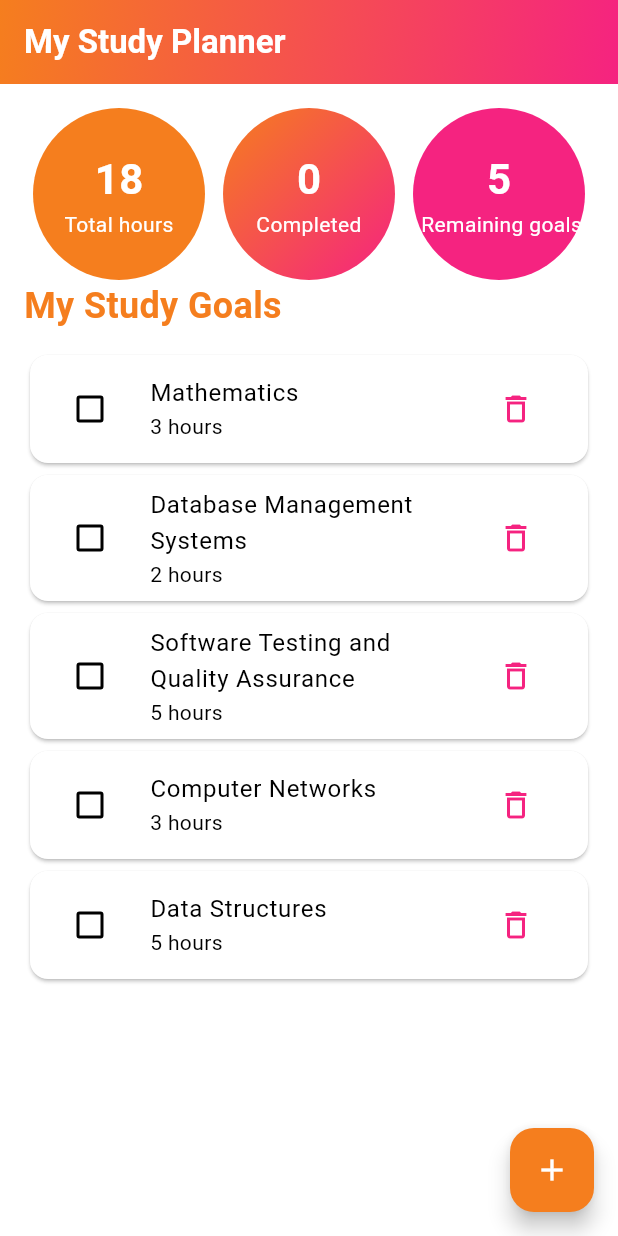
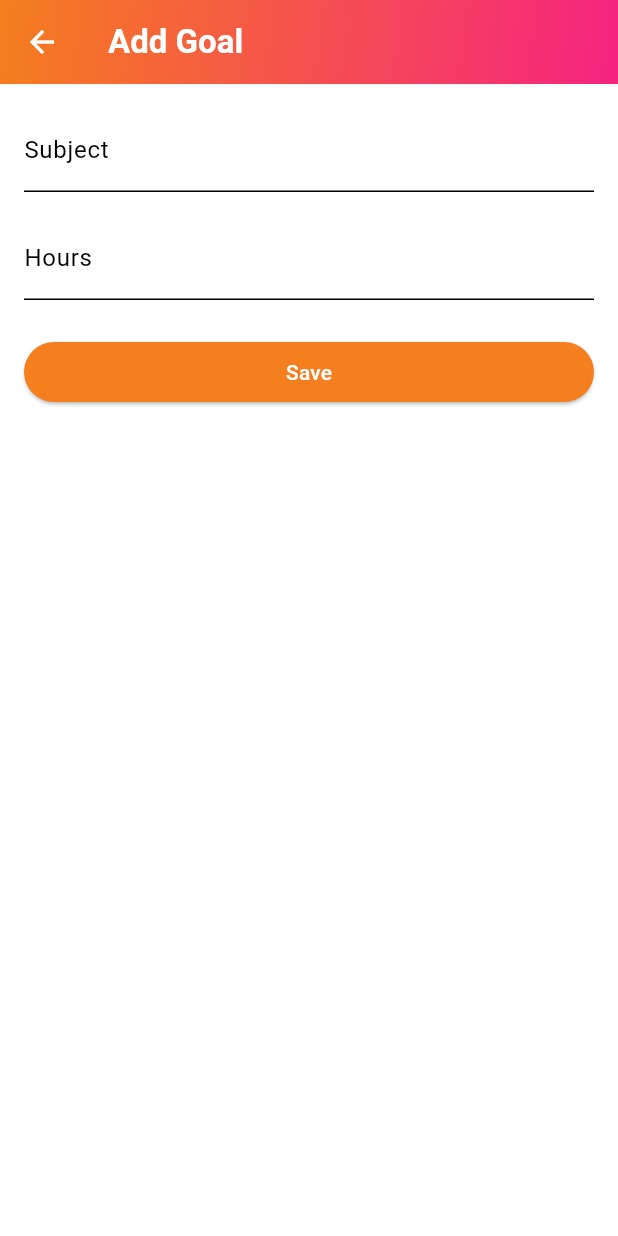
Before and after one commit to asmaatagelsir/Study-Planner, a Flutter app: the screen it shows after launch, after a tap on the "delete outline" icon, after a tap on the "add" icon, on a phone screen of 412 x 824 dp. Run offline on Flutter 3.47's test engine with Material 3 defaults, Android fonts, the phone set to English and light mode, and no system bars; Roboto replaces fonts that are missing (georgia).

Commit message:
added an AddGoalScreen form with validation and shared gradient app bar for the home screen and addgoalscreen

```diff
--- a/lib/main.dart
+++ b/lib/main.dart
@@ -1,5 +1,6 @@
 import 'package:flutter/material.dart';
 
+//STATIC: colors used
 const Color pantoneOrange = Color(0xFFF57E1E);
 const Color neonPink = Color(0xFFF52380);
 const LinearGradient pinkGradient = LinearGradient(
@@ -13,13 +14,24 @@ const LinearGradient mixGradien = LinearGradient(
   begin: Alignment.topLeft,
   end: Alignment.bottomRight,
 );
+
+AppBar gradienAppBar (String title){
+  return AppBar(
+    title: Text(title, style: const TextStyle(fontWeight: FontWeight.bold, fontFamily: 'georgia' ),),
+    backgroundColor: Colors.transparent,
+    foregroundColor: Colors.white,
+    flexibleSpace: Container(
+      decoration: const BoxDecoration(gradient: mixGradien),
+    ),
+  );
+}
+
 void main() {
   runApp(const MyApp());
 }
 
 class MyApp extends StatelessWidget {
   const MyApp({super.key});
-  @override
   Widget build(BuildContext context) {
     return MaterialApp(
       title: 'My Study Planner',
@@ -34,7 +46,7 @@ class MyApp extends StatelessWidget {
     );
   }
 }
-
+// hhome screen
 class HomePage extends StatefulWidget {
   const HomePage({super.key});
 
@@ -55,62 +67,36 @@ class _HomePageState extends State<HomePage> {
     },
     {'subject': 'Computer Networks', 'hours': 3, 'done': false},
   ];
-  // LOGIC: three real subjects the floating button can add, one after another
-  List<Map<String, dynamic>> sampleGoals = [
-    {'subject': 'Data Structures', 'hours': 5},
-    {'subject': 'Operating Systems', 'hours': 4},
-    {'subject': 'Web Development', 'hours': 2},
-  ];
-  int nextSample = 0;
-
-  // LOGIC: which card the mouse is on (null means none)
-  int? hoverdIndex;
-
-  // LOGIC: add the next sample goal (a new Map each time)
-  void addGoal() {
+  // LOGIC: open the second screen and wait for the result
+  Future<void> addGoal() async {
+    final result = await Navigator.push<Map<String, dynamic>>(
+      context,
+      MaterialPageRoute(builder: (context) => const AddGoalScreen()),
+    );
+    if (result == null) return;
+    if (!mounted) return;
     setState(() {
-      Map<String, dynamic> sample =
-          sampleGoals[nextSample % sampleGoals.length];
-      goals.add({
-        'subject': sample['subject'],
-        'hours': sample['hours'],
-        'done': false,
-      });
-      nextSample++;
+      goals.add(result);
     });
   }
-
   // LOGIC: flip done between true and false
   void toggleGoal(int index) {
     setState(() {
       goals[index]['done'] = !goals[index]['done'];
     });
   }
-
-  // LOGIC: remove one goal
+  // LOGIC: remove function
   void deleteGoal(int index) {
     setState(() {
       goals.removeAt(index);
-      hoverdIndex = null;
     });
   }
-
-  // LOGIC: choose an icon from the subject name
-  IconData iconFor(String subject) {
-    String name = subject.toLowerCase();
-    if (name.contains('math')) return Icons.calculate;
-    if (name.contains('python') || name.contains('web')) return Icons.code;
-    if (name.contains('network')) return Icons.computer;
-    if (name.contains('test')) return Icons.science;
-    return Icons.book;
-  }
-
-  // LOGIC: sum of all hours (fold starts at 0 and adds each goal's hours)
+  // LOGIC: sum of all hours using fold
   int get totalHours {
     return goals.fold<int>(0, (sum, goal) => sum + (goal['hours'] as int));
   }
 
-  // LOGIC: goals where done is true, then count them
+  // LOGIC: completed goals function using where
   int get completeGoals {
     return goals.where((goal) => goal['done'] == true).length;
   }
@@ -124,64 +110,18 @@ class _HomePageState extends State<HomePage> {
   Widget build(BuildContext context) {
     return Scaffold(
       // STATIC: AppBar
-      appBar: AppBar(
-        title: const Text(
-          'My Study Planner',
-          style: TextStyle(fontWeight: FontWeight.bold, fontFamily: 'georgia'),
-        ),
-        backgroundColor: Colors.transparent,
-        foregroundColor: Colors.white,
-        flexibleSpace: Container(
-          decoration: const BoxDecoration(
-            gradient: LinearGradient(
-              colors: [pantoneOrange, neonPink],
-              begin: Alignment.topLeft,
-              end: Alignment.bottomRight,
-            ),
-          ),
-        ),
-      ),
-
+      appBar: gradienAppBar('My Study Planner'),
       body: Padding(
         padding: const EdgeInsets.all(16),
         child: Column(
           crossAxisAlignment: CrossAxisAlignment.start,
           children: [
-            // STATIC: Summary section (three circles from the same widget)
-            // CONNECTION: the numbers come from the LOGIC getters
+            // STATIC + CONNECTION: three circles, numbers from the getters
             Row(
               children: [
-                Expanded(
-                  child: Padding(
-                    padding: const EdgeInsets.symmetric(horizontal: 6),
-                    child: StatCircle(
-                      value: '$totalHours',
-                      label: 'Total hours',
-                      gradient: orangGradient,
-                    ),
-                  ),
-                ),
-                Expanded(
-                  child: Padding(
-                    padding: const EdgeInsets.symmetric(horizontal: 6),
-                    child: StatCircle(
-                      value: '$completeGoals',
-                      label: 'Completed',
-                      gradient: mixGradien,
-                    ),
-                  ),
-                ),
-                Expanded(
-                  child: Padding(
-                    padding: const EdgeInsets.symmetric(horizontal: 6),
-                    child: StatCircle(
-                      value: '$remaininGoals',
-                      label:' Remaining goals',
-                      gradient: pinkGradient,
-                    ),
-                  ),
-                ),
-
+                StatCircle(value: '$totalHours', label: 'Total hours', gradient: orangGradient),
+                StatCircle(value: '$completeGoals', label: 'Completed', gradient: mixGradien),
+                StatCircle(value: '$remaininGoals', label: 'Remaining', gradient: pinkGradient)
               ],
             ),
             // STATIC: Heading
@@ -196,7 +136,7 @@ class _HomePageState extends State<HomePage> {
             ),
             const SizedBox(height: 12),
 
-            // CONNECTION: ListView.builder makes one card for each goal Map
+            // CONNECTIOn: one card for each goal map or message if no goal
             Expanded(
               child: goals.isEmpty? const Center(
                 child: Text('No study goals yet. Start by adding your first goal!',textAlign: TextAlign.center,),
@@ -205,40 +145,36 @@ class _HomePageState extends State<HomePage> {
                 itemBuilder: (context, index) {
                   Map<String, dynamic> goal = goals[index];
                   bool done = goal['done'];
-                  bool hovered = hoverdIndex == index;
-
-                  // STATIC: goal card (hover shows the checkbox and delete button)
-                  return MouseRegion(
-                    onEnter: (_) => setState(() => hoverdIndex = index),
-                    onExit: (_) => setState(() {
-                      if(hoverdIndex== index) hoverdIndex = null;
-                    }) ,
-                    child: Card(
-                      color: hovered ? Colors.orange.shade50: done? Colors.grey.shade200: Colors.white,
-                      child: ListTile(
-                        onTap: () => toggleGoal(index),
-                        leading: Checkbox(value: done,
+                  return Card(
+                    color: done ? Colors.orange.shade100 : Colors.white,
+                    child: ListTile(
+                      onTap: () => toggleGoal(index),
+                      leading: Checkbox(
+                        value: done,
                         activeColor: neonPink,
-                        onChanged: (_) => toggleGoal(index)),
-
-                        title: Text(goal['subject'], style: TextStyle(decoration: done? TextDecoration.lineThrough: null),),
-                        subtitle: Text('${goal['hours']} hours'),
-                        trailing: IconButton(onPressed: () => deleteGoal(index), icon: const Icon(
-                          Icons.delete_outline, color: neonPink,
-                        ),),
+                        onChanged: (_) => toggleGoal(index),
+                      ),
+                      title: Text(
+                        goal['subject'],
+                        style: TextStyle(
+                          decoration: done ? TextDecoration.lineThrough : null,
+                        ),
+                      ),
+                      subtitle: Text('${goal['hours']} hours'),
+                      trailing: IconButton(
+                        onPressed: () => deleteGoal(index),
+                        icon: const Icon(Icons.delete_outline, color: neonPink),
                       ),
                     ),
                   );
-
                 },
               ),
             ),
           ],
         ),
       ),
-      // STATIC: FloatingActionButton
+      // STATIC + CONNECTION: the button opens the second screen
       floatingActionButton: FloatingActionButton(
-        // CONNECTION: pressing the button calls the LOGIC function addGoal
         onPressed: addGoal,
         backgroundColor: pantoneOrange,
         foregroundColor: Colors.white,
@@ -247,7 +183,7 @@ class _HomePageState extends State<HomePage> {
     );
   }
 }
-
+// STATIC: one stat circle
 class StatCircle extends StatelessWidget {
   final String value;
   final String label;
@@ -261,25 +197,89 @@ class StatCircle extends StatelessWidget {
   });
   @override
   Widget build(BuildContext context) {
-    return AspectRatio(
-      aspectRatio: 1,
-      child: Container(
-        decoration: BoxDecoration(shape: BoxShape.circle, gradient: gradient),
+    return Expanded(child: Padding(padding: const EdgeInsets.symmetric(horizontal: 6), child: AspectRatio(aspectRatio: 1, child: Container(decoration: BoxDecoration(shape: BoxShape.circle, gradient: gradient,),
+    child: Column(
+      mainAxisAlignment: MainAxisAlignment.center,
+      children: [
+        Text(value, style: const TextStyle(color: Colors.white, fontSize: 28, fontWeight: FontWeight.bold,),),
+        Text(label, textAlign: TextAlign.center, style: const TextStyle(color: Colors.white),),
+      ],
+    )
+    ),),),);
+  }
+}
+// STATIC: the second screen, stateful
+class AddGoalScreen extends StatefulWidget {
+  const AddGoalScreen({super.key});
+
+  @override
+  State<AddGoalScreen> createState() => _AddGoalScreenState();
+}
+class _AddGoalScreenState extends State<AddGoalScreen> {
+  // LOGIC: read what the user types, and hold the error message
+  final TextEditingController subjectController = TextEditingController();
+  final TextEditingController hoursController = TextEditingController();
+  String? subjectError;
+  String? hoursError;
+  @override
+  void dispose() {
+    subjectController.dispose();
+    hoursController.dispose();
+    super.dispose();
+  }
+  // LOGIC: check the input, then send the goal back
+  void save() {
+    String subject = subjectController.text.trim();
+    int? hours = int.tryParse(hoursController.text.trim());
+    bool subjectOk = subject.isNotEmpty;
+    bool hoursOk = hours != null && hours > 0;
+
+    setState(() {
+      subjectError = subjectOk ? null : 'Please enter a subject';
+      hoursError = hoursOk ? null : 'Please enter whole hours above 0';
+    });
+    if(!subjectOk || !hoursOk) return;
+    // CONNECTION: return the new goal to the home scree
+    Navigator.pop(context, {
+      'subject': subject, 'hours': hours,'done': false,
+    });
+  }
+  // STATIC: the form
+  @override
+  Widget build(BuildContext context) {
+    return Scaffold(
+      appBar: gradienAppBar('Add Goal'),
+      body: Padding(
+        padding: const EdgeInsets.all(16),
         child: Column(
-          mainAxisAlignment: MainAxisAlignment.center,
           children: [
-            Text(
-              value,
-              style: const TextStyle(
-                color: Colors.white,
-                fontSize: 28,
-                fontWeight: FontWeight.bold,
+            TextField(
+              controller: subjectController,
+              decoration: InputDecoration(
+                labelText: 'Subject',
+                errorText: subjectError,
               ),
             ),
-            Text(
-              label,
-              textAlign: TextAlign.center,
-              style: const TextStyle(color: Colors.white),
+            const SizedBox(height: 16),
+            TextField(
+              controller: hoursController,
+              keyboardType: TextInputType.number,
+              decoration: InputDecoration(
+                labelText: 'Hours',
+                errorText: hoursError,
+              ),
+            ),
+            const SizedBox(height: 24),
+            SizedBox(
+              width: double.infinity,
+              child: ElevatedButton(
+                onPressed: save,
+                style: ElevatedButton.styleFrom(
+                  backgroundColor: pantoneOrange,
+                  foregroundColor: Colors.white,
+                ),
+                child: const Text('Save'),
+              ),
             ),
           ],
         ),
```
